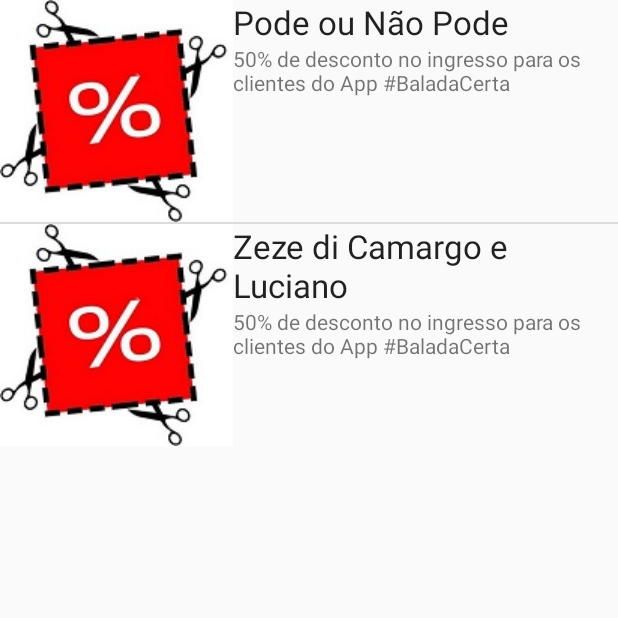
After one commit to isaacborges/BaladaCerta, an Android app: the PromotionActivity screen opened directly, with no data from a screen before it, on a phone screen of 412 x 824 dp, the top half of it. The commit adds this screen. Run offline under Robolectric (Android 15) with nearby library versions, the phone set to English and light mode, and no system bars.

Commit message:
Creating promotions list

```diff
--- a/PartiuBalada/app/src/main/AndroidManifest.xml
+++ b/PartiuBalada/app/src/main/AndroidManifest.xml
@@ -15,6 +15,7 @@
                 <category android:name="android.intent.category.LAUNCHER" />
             </intent-filter>
         </activity>
+        <activity android:name=".view.PromotionActivity"></activity>
     </application>
 
 </manifest>
--- a/PartiuBalada/app/src/main/java/unlv/erc/partiubalada/model/Promotion.java
+++ b/PartiuBalada/app/src/main/java/unlv/erc/partiubalada/model/Promotion.java
@@ -4,10 +4,23 @@
 
     private int promotionCode;
     private String type;
+    private String description;
+    private int promotionImage;
+    private Party party;
 
-    public Promotion(int promotionCode, String type) {
+    public Promotion(int promotionCode, String type, String description, int promotionImage, Party party) {
         this.promotionCode = promotionCode;
         this.type = type;
+        this.description= description;
+        this.promotionImage = promotionImage;
+        this.party = party;
+    }
+
+    public Promotion(int promotionCode, String description, int promotionImage, Party party) {
+        this.promotionCode = promotionCode;
+        this.description= description;
+        this.promotionImage = promotionImage;
+        this.party = party;
     }
 
     public int getPromotionCode() {
@@ -25,4 +38,28 @@
     public void setType(String type) {
         this.type = type;
     }
+
+    public String getDescription() {
+        return description;
+    }
+
+    public void setDescription(String description) {
+        this.description = description;
+    }
+
+    public int getPromotionImage() {
+        return promotionImage;
+    }
+
+    public void setPromotionImage(int promotionImage) {
+        this.promotionImage = promotionImage;
+    }
+
+    public Party getParty() {
+        return party;
+    }
+
+    public void setParty(Party party) {
+        this.party = party;
+    }
 }
--- a/PartiuBalada/app/src/main/java/unlv/erc/partiubalada/view/MainActivity.java
+++ b/PartiuBalada/app/src/main/java/unlv/erc/partiubalada/view/MainActivity.java
@@ -1,13 +1,11 @@
 package unlv.erc.partiubalada.view;
 
-import android.app.Activity;
+import android.content.Intent;
 import android.graphics.Typeface;
 import android.support.v7.app.AppCompatActivity;
 import android.os.Bundle;
-import android.util.Log;
 import android.view.View;
 import android.view.ViewGroup;
-import android.widget.AdapterView;
 import android.widget.ArrayAdapter;
 import android.widget.ImageView;
 import android.widget.ListView;
@@ -22,7 +20,7 @@
 
 public class MainActivity extends AppCompatActivity {
 
-    private List<Party> parties = new ArrayList<Party>();
+    private List<Party> parties = new ArrayList<>();
 
     @Override
     protected void onCreate(Bundle savedInstanceState) {
@@ -39,6 +37,13 @@
         ArrayAdapter<Party> adapter = new myListAdapter();
         ListView list = (ListView) findViewById(R.id.partyListView);
         list.setAdapter(adapter);
+    }
+
+    public void abreLista(View view){
+
+        Intent intent = new Intent(this,PromotionActivity.class);
+        startActivity(intent);
+
     }
 
     public void getDataFromFB() {
--- /dev/null
+++ b/PartiuBalada/app/src/main/java/unlv/erc/partiubalada/view/PromotionActivity.java
@@ -0,0 +1,97 @@
+package unlv.erc.partiubalada.view;
+
+import android.support.v7.app.AppCompatActivity;
+import android.os.Bundle;
+
+import android.graphics.Typeface;
+import android.view.View;
+import android.view.ViewGroup;
+import android.widget.ArrayAdapter;
+import android.widget.ImageView;
+import android.widget.ListView;
+import android.widget.TextView;
+
+import java.util.ArrayList;
+import java.util.List;
+
+import unlv.erc.partiubalada.R;
+import unlv.erc.partiubalada.model.Party;
+import unlv.erc.partiubalada.model.Promotion;
+
+public class PromotionActivity extends AppCompatActivity {
+
+    private List<Promotion> promotions = new ArrayList<>();
+
+    @Override
+    protected void onCreate(Bundle savedInstanceState) {
+        super.onCreate(savedInstanceState);
+        setContentView(R.layout.listpromotion);
+
+        getDataFromFB();
+
+        createList();
+
+    }
+
+
+    private void createList() {
+        ArrayAdapter<Promotion> adapter = new ListAdapterPromotion();
+        ListView list = (ListView) findViewById(R.id.promotionListView);
+        list.setAdapter(adapter);
+    }
+
+    public void getDataFromFB() {
+
+        float latitudeTest = (float) 123.5;
+        float longitudeTest = 456;
+        float priceTest = 50;
+        int idTest = 1;
+        String startTimeTest = "10h";
+        String endTimeTest = "1h";
+
+        promotions.add(new Promotion(101,"50% de desconto no ingresso para os clientes do App #BaladaCerta",R.drawable.sale,new Party("Pode ou Não Pode", "podeounaopode", idTest, latitudeTest,
+                longitudeTest,
+                "Sertanejo", priceTest, startTimeTest, endTimeTest, "Roda do Chopp(Agora)",
+                (float) 5)));
+
+        promotions.add(new Promotion(102, "Desconto Ingresso", "50% de desconto no ingresso para os clientes do App #BaladaCerta",R.drawable.sale,new Party("Zeze di Camargo e Luciano", "zezedicamargo", idTest, latitudeTest,
+                longitudeTest, "Sertanejo", priceTest, startTimeTest, endTimeTest, "Espaço Villa " +
+                "Mix(Agora)",(float) 4)));
+
+    }
+
+    private class ListAdapterPromotion extends ArrayAdapter<Promotion> {
+        public ListAdapterPromotion() {
+            super(PromotionActivity.this, R.layout.promotionlayout, promotions);
+        }
+
+        @Override
+        public View getView(int position, View convertView, ViewGroup parent) {
+
+            View itemView = convertView;
+
+            Typeface openSans;
+
+            if (itemView == null) {
+                itemView = getLayoutInflater().inflate(R.layout.promotionlayout, null);
+            }
+
+            Promotion currentPromotion = promotions.get(position);
+
+
+            ImageView promotionImage = (ImageView) itemView.findViewById(R.id.promotionImage);
+            promotionImage.setImageResource(currentPromotion.getPromotionImage());
+
+            TextView promotionParty = (TextView) itemView.findViewById(R.id.partyName);
+            promotionParty.setText(currentPromotion.getParty().getPartyName());
+
+            TextView promotionDescription = (TextView) itemView.findViewById(R.id.promotionDescription);
+            promotionDescription.setText(currentPromotion.getDescription());
+
+
+            return itemView;
+        }
+
+    }
+
+}
--- /dev/null
+++ b/PartiuBalada/app/src/main/res/layout/activity_main2.xml
@@ -0,0 +1,12 @@
+<?xml version="1.0" encoding="utf-8"?>
+<RelativeLayout xmlns:android="http://schemas.android.com/apk/res/android"
+    xmlns:tools="http://schemas.android.com/tools"
+    android:layout_width="match_parent"
+    android:layout_height="match_parent"
+    android:paddingBottom="@dimen/activity_vertical_margin"
+    android:paddingLeft="@dimen/activity_horizontal_margin"
+    android:paddingRight="@dimen/activity_horizontal_margin"
+    android:paddingTop="@dimen/activity_vertical_margin"
+    tools:context=".view.PromotionActivity">
+
+</RelativeLayout>
--- /dev/null
+++ b/PartiuBalada/app/src/main/res/layout/listpromotion.xml
@@ -0,0 +1,10 @@
+<?xml version="1.0" encoding="utf-8"?>
+<LinearLayout xmlns:android="http://schemas.android.com/apk/res/android"
+    android:orientation="vertical" android:layout_width="match_parent"
+    android:layout_height="match_parent">
+
+    <ListView
+        android:layout_width="match_parent"
+        android:layout_height="wrap_content"
+        android:id="@+id/promotionListView" />
+</LinearLayout>
--- a/PartiuBalada/app/src/main/res/layout/partylistlayout.xml
+++ b/PartiuBalada/app/src/main/res/layout/partylistlayout.xml
@@ -34,7 +34,8 @@
             android:layout_gravity="center_vertical|right"
             android:text="Event Name"
             android:textColor="#F0F8FF"
-            android:textSize="30sp"/>
+            android:textSize="30sp"
+            android:onClick="abreLista"/>
 
 
         <TextView
--- /dev/null
+++ b/PartiuBalada/app/src/main/res/layout/promotionlayout.xml
@@ -0,0 +1,33 @@
+<?xml version="1.0" encoding="utf-8"?>
+<RelativeLayout xmlns:android="http://schemas.android.com/apk/res/android"
+    android:orientation="vertical" android:layout_width="match_parent"
+    android:layout_height="match_parent">
+
+    <ImageView
+        android:layout_width="wrap_content"
+        android:layout_height="wrap_content"
+        android:id="@+id/promotionImage"
+        android:layout_alignParentTop="true"
+        android:layout_alignParentLeft="true"
+        android:layout_alignParentStart="true" />
+
+    <TextView
+        android:layout_width="wrap_content"
+        android:layout_height="wrap_content"
+        android:textAppearance="?android:attr/textAppearanceLarge"
+        android:text="Large Text"
+        android:id="@+id/partyName"
+        android:layout_alignParentTop="true"
+        android:layout_toRightOf="@+id/promotionImage"
+        android:layout_toEndOf="@+id/promotionImage" />
+
+    <TextView
+        android:layout_width="wrap_content"
+        android:layout_height="wrap_content"
+        android:textAppearance="?android:attr/textAppearanceSmall"
+        android:text="Small Text"
+        android:id="@+id/promotionDescription"
+        android:layout_below="@+id/partyName"
+        android:layout_toRightOf="@+id/promotionImage"
+        android:layout_toEndOf="@+id/promotionImage" />
+</RelativeLayout>
```
Also changed, not shown: PartiuBalada/app/src/main/res/drawable/sale.jpg (added).
